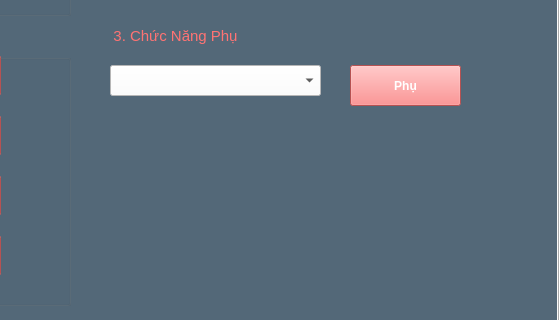
Above: ui.ui from xitun1234/RemoteIphone before the change; both pictures show x 672 to 1231 and y 171 to 491 of the 1231 by 817 pixel window. Below: the same form after it.
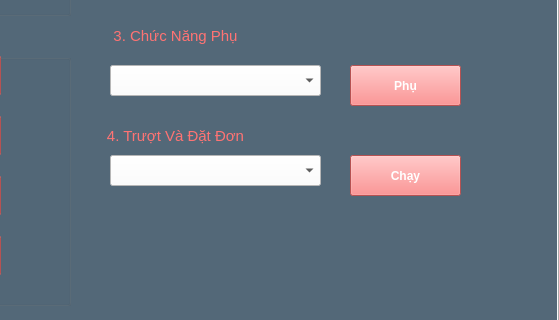
That is the form after the change. The open tabs and pages were chosen to show the change.

Diff of the .ui file:
```diff
--- a/ui.ui
+++ b/ui.ui
@@ -2490,6 +2490,70 @@
         </property>
        </widget>
       </widget>
+      <widget class="QLabel" name="label_37">
+       <property name="geometry">
+        <rect>
+         <x>750</x>
+         <y>270</y>
+         <width>191</width>
+         <height>21</height>
+        </rect>
+       </property>
+       <property name="font">
+        <font>
+         <pointsize>-1</pointsize>
+        </font>
+       </property>
+       <property name="styleSheet">
+        <string notr="true">color:#ff7373;
+font-size:15px;</string>
+       </property>
+       <property name="text">
+        <string>4. Trượt Và Đặt Đơn</string>
+       </property>
+       <property name="alignment">
+        <set>Qt::AlignCenter</set>
+       </property>
+      </widget>
+      <widget class="QComboBox" name="comboBox_SanSale_TruotVaDatDon">
+       <property name="geometry">
+        <rect>
+         <x>780</x>
+         <y>300</y>
+         <width>211</width>
+         <height>31</height>
+        </rect>
+       </property>
+       <property name="styleSheet">
+        <string notr="true">background-color:white;
+color:black;</string>
+       </property>
+      </widget>
+      <widget class="QPushButton" name="pushButton_SanSale_TruotVaDatDon">
+       <property name="geometry">
+        <rect>
+         <x>1020</x>
+         <y>300</y>
+         <width>111</width>
+         <height>41</height>
+        </rect>
+       </property>
+       <property name="font">
+        <font>
+         <weight>75</weight>
+         <bold>true</bold>
+        </font>
+       </property>
+       <property name="styleSheet">
+        <string notr="true">background-color: #ff7373;
+
+border-width:5px;
+color:white;</string>
+       </property>
+       <property name="text">
+        <string>Chạy</string>
+       </property>
+      </widget>
      </widget>
     </widget>
     <widget class="QWidget" name="tab_5">
```
